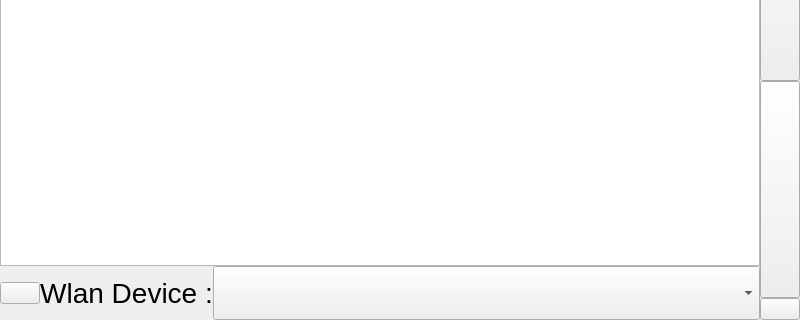
Qt form wlanconfig.ui (bigtreetech/OctoBTT) before a commit; both pictures show x 0 to 800 and y 160 to 480 of the 800 by 480 pixel window.
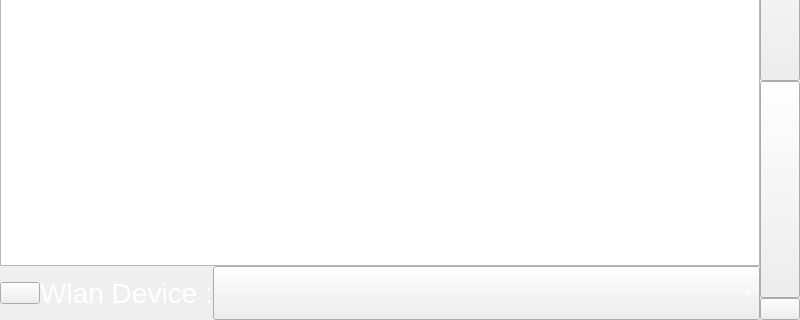
The same form after that commit. Icons and pictures are not drawn.

Diff of the .ui file:
```diff
--- a/wlanconfig.ui
+++ b/wlanconfig.ui
@@ -192,6 +192,9 @@
            <pointsize>21</pointsize>
           </font>
          </property>
+         <property name="styleSheet">
+          <string notr="true">color: rgb(255, 255, 255);</string>
+         </property>
          <property name="text">
           <string>Wlan Device :</string>
          </property>
@@ -213,6 +216,9 @@
            <pointsize>30</pointsize>
           </font>
          </property>
+         <property name="styleSheet">
+          <string notr="true">color: rgb(255, 255, 255);</string>
+         </property>
         </widget>
        </item>
       </layout>
```
